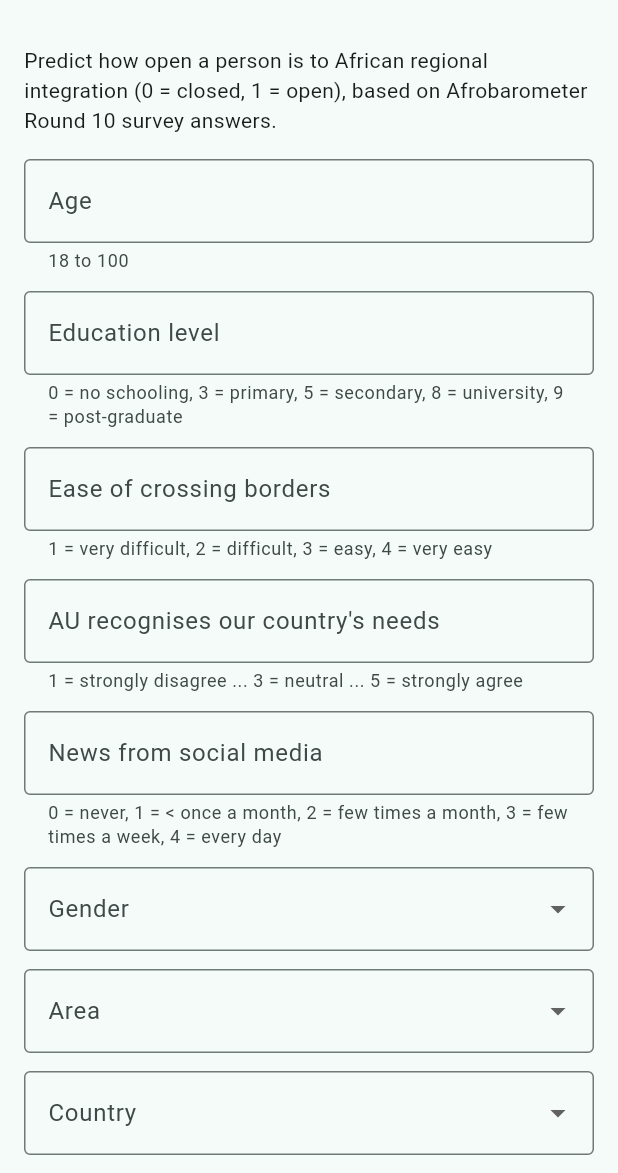
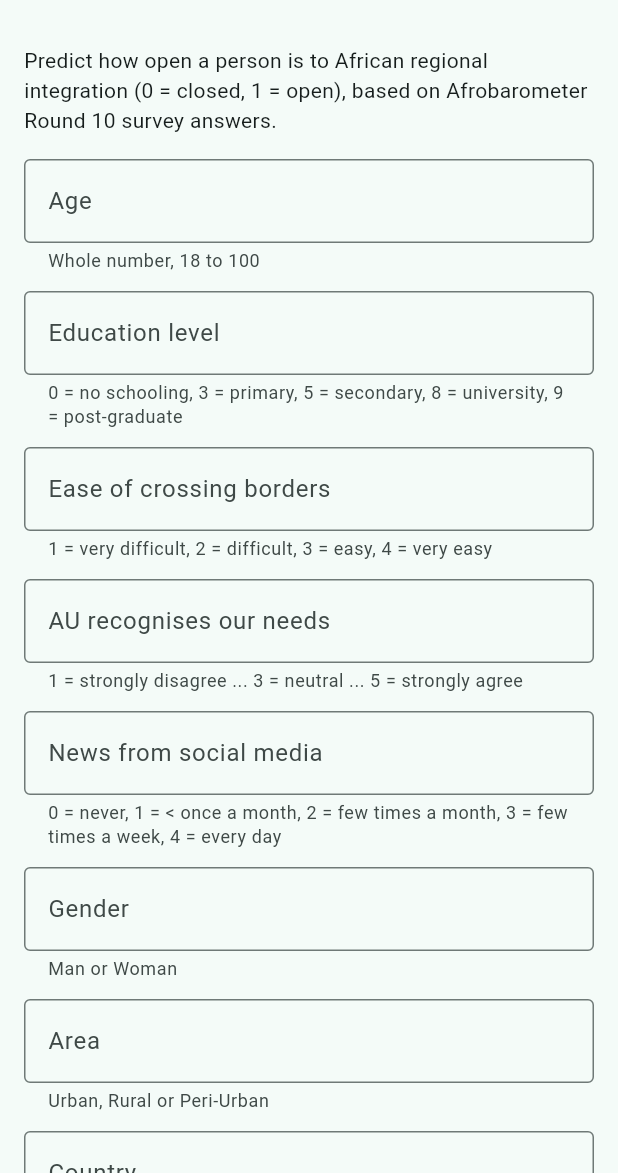
Before and after one commit to nellybutera/linear_regression_model, a Flutter app: the screen it shows after launch, on a phone screen of 412 x 824 dp, the part 63-1236 px from its top. Run offline on Flutter 3.47's test engine with Material 3 defaults, Android fonts, the phone set to English and light mode, and no system bars.

Commit message:
change flutter dropdowns to text fields for all 10 inputs

```diff
--- a/summative/FlutterApp/lib/main.dart
+++ b/summative/FlutterApp/lib/main.dart
@@ -57,6 +57,9 @@ const employmentOptions = [
   'Part time',
   'Full time',
 ];
+const genders = ['Man', 'Woman'];
+const areas = ['Urban', 'Rural', 'Peri-Urban'];
+const yesNo = ['No', 'Yes'];
 
 void main() {
   runApp(const BaraLensApp());
@@ -93,12 +96,12 @@ class _PredictionPageState extends State<PredictionPage> {
   final auRecognitionController = TextEditingController();
   final socialMediaController = TextEditingController();
 
-  // categorical features
-  String? gender;
-  String? area;
-  String? country;
-  String? employment;
-  String? afcftaAware;
+  // categorical features (typed as text, matched to the values the API accepts)
+  final genderController = TextEditingController();
+  final areaController = TextEditingController();
+  final countryController = TextEditingController();
+  final employmentController = TextEditingController();
+  final afcftaController = TextEditingController();
 
   bool loading = false;
   String? resultText;
@@ -106,11 +109,20 @@ class _PredictionPageState extends State<PredictionPage> {
 
   @override
   void dispose() {
-    ageController.dispose();
-    educationController.dispose();
-    borderEaseController.dispose();
-    auRecognitionController.dispose();
-    socialMediaController.dispose();
+    for (final c in [
+      ageController,
+      educationController,
+      borderEaseController,
+      auRecognitionController,
+      socialMediaController,
+      genderController,
+      areaController,
+      countryController,
+      employmentController,
+      afcftaController,
+    ]) {
+      c.dispose();
+    }
     super.dispose();
   }
 
@@ -123,13 +135,88 @@ class _PredictionPageState extends State<PredictionPage> {
     return null;
   }
 
+  // Ignore case, spaces and commas so "not working looking" matches "Not working, looking"
+  String simplify(String text) =>
+      text.toLowerCase().replaceAll(RegExp(r'[^a-z]'), '');
+
+  String? matchOption(String value, List<String> options) {
+    for (final option in options) {
+      if (simplify(option) == simplify(value)) return option;
+    }
+    return null;
+  }
+
+  String? checkChoice(String? value, List<String> options, String allowed) {
+    if (value == null || value.trim().isEmpty) return 'Required';
+    if (matchOption(value, options) == null) return 'Must be $allowed';
+    return null;
+  }
+
+  // label, controller and check for every field, used to list all problems in the result box
+  List<(String, TextEditingController, String? Function(String?))> get fields =>
+      [
+        ('Age', ageController, (v) => checkWholeNumber(v, 18, 100)),
+        (
+          'Education level',
+          educationController,
+          (v) => checkWholeNumber(v, 0, 9),
+        ),
+        (
+          'Ease of crossing borders',
+          borderEaseController,
+          (v) => checkWholeNumber(v, 1, 4),
+        ),
+        (
+          'AU recognises our needs',
+          auRecognitionController,
+          (v) => checkWholeNumber(v, 1, 5),
+        ),
+        (
+          'News from social media',
+          socialMediaController,
+          (v) => checkWholeNumber(v, 0, 4),
+        ),
+        (
+          'Gender',
+          genderController,
+          (v) => checkChoice(v, genders, 'Man or Woman'),
+        ),
+        (
+          'Area',
+          areaController,
+          (v) => checkChoice(v, areas, 'Urban, Rural or Peri-Urban'),
+        ),
+        (
+          'Country',
+          countryController,
+          (v) => checkChoice(v, countries, 'one of the 38 survey countries'),
+        ),
+        (
+          'Employment',
+          employmentController,
+          (v) => checkChoice(v, employmentOptions, 'one of the 4 options'),
+        ),
+        (
+          'Heard of AfCFTA',
+          afcftaController,
+          (v) => checkChoice(v, yesNo, 'Yes or No'),
+        ),
+      ];
+
   Future<void> predict() async {
     setState(() {
       resultText = null;
       errorText = null;
     });
-    if (!_formKey.currentState!.validate()) {
-      setState(() => errorText = 'Please fix the highlighted fields.');
+    _formKey.currentState!.validate(); // highlights the bad fields
+    final problems = [
+      for (final (label, controller, check) in fields)
+        if (check(controller.text) case final message?) '$label: $message',
+    ];
+    if (problems.isNotEmpty) {
+      setState(
+        () => errorText = 'Please fix these fields:\n${problems.join('\n')}',
+      );
       return;
     }
 
@@ -139,11 +226,11 @@ class _PredictionPageState extends State<PredictionPage> {
       'border_ease': int.parse(borderEaseController.text.trim()),
       'au_recognition': int.parse(auRecognitionController.text.trim()),
       'social_media_news': int.parse(socialMediaController.text.trim()),
-      'gender': gender,
-      'area': area,
-      'country': country,
-      'employment': employment,
-      'afcfta_aware': afcftaAware,
+      'gender': matchOption(genderController.text, genders),
+      'area': matchOption(areaController.text, areas),
+      'country': matchOption(countryController.text, countries),
+      'employment': matchOption(employmentController.text, employmentOptions),
+      'afcfta_aware': matchOption(afcftaController.text, yesNo),
     };
 
     setState(() => loading = true);
@@ -203,49 +290,21 @@ class _PredictionPageState extends State<PredictionPage> {
     return detail.toString();
   }
 
-  Widget numberField(
-    TextEditingController controller,
-    String label,
-    String hint,
-    int min,
-    int max,
-  ) {
+  // One labelled text field per model input (10 in total)
+  Widget inputField(int index, String hint, {bool number = false}) {
+    final (label, controller, check) = fields[index];
     return Padding(
       padding: const EdgeInsets.only(bottom: 12),
       child: TextFormField(
         controller: controller,
-        keyboardType: TextInputType.number,
+        keyboardType: number ? TextInputType.number : TextInputType.text,
         decoration: InputDecoration(
           labelText: label,
           helperText: hint,
-          helperMaxLines: 2,
+          helperMaxLines: 3,
           border: const OutlineInputBorder(),
         ),
-        validator: (value) => checkWholeNumber(value, min, max),
-      ),
-    );
-  }
-
-  Widget dropdownField(
-    String label,
-    String? value,
-    List<String> options,
-    ValueChanged<String?> onChanged,
-  ) {
-    return Padding(
-      padding: const EdgeInsets.only(bottom: 12),
-      child: DropdownButtonFormField<String>(
-        initialValue: value,
-        isExpanded: true,
-        decoration: InputDecoration(
-          labelText: label,
-          border: const OutlineInputBorder(),
-        ),
-        items: options
-            .map((o) => DropdownMenuItem(value: o, child: Text(o)))
-            .toList(),
-        onChanged: onChanged,
-        validator: (v) => v == null ? 'Please choose one' : null,
+        validator: check,
       ),
     );
   }
@@ -269,61 +328,40 @@ class _PredictionPageState extends State<PredictionPage> {
                   'based on Afrobarometer Round 10 survey answers.',
                 ),
                 const SizedBox(height: 16),
-                numberField(ageController, 'Age', '18 to 100', 18, 100),
-                numberField(
-                  educationController,
-                  'Education level',
+                inputField(0, 'Whole number, 18 to 100', number: true),
+                inputField(
+                  1,
                   '0 = no schooling, 3 = primary, 5 = secondary, 8 = university, 9 = post-graduate',
-                  0,
+                  number: true,
+                ),
+                inputField(
+                  2,
+                  '1 = very difficult, 2 = difficult, 3 = easy, 4 = very easy',
+                  number: true,
+                ),
+                inputField(
+                  3,
+                  '1 = strongly disagree ... 3 = neutral ... 5 = strongly agree',
+                  number: true,
+                ),
+                inputField(
+                  4,
+                  '0 = never, 1 = < once a month, 2 = few times a month, 3 = few times a week, 4 = every day',
+                  number: true,
+                ),
+                inputField(5, 'Man or Woman'),
+                inputField(6, 'Urban, Rural or Peri-Urban'),
+                inputField(
+                  7,
+                  'One of the 38 survey countries, e.g. Kenya, Ghana, Nigeria',
+                ),
+                inputField(
+                  8,
+                  'Full time, Part time, Not working looking, or Not working not looking',
+                ),
+                inputField(
                   9,
-                ),
-                numberField(
-                  borderEaseController,
-                  'Ease of crossing borders',
-                  '1 = very difficult, 2 = difficult, 3 = easy, 4 = very easy',
-                  1,
-                  4,
-                ),
-                numberField(
-                  auRecognitionController,
-                  'AU recognises our country\'s needs',
-                  '1 = strongly disagree ... 3 = neutral ... 5 = strongly agree',
-                  1,
-                  5,
-                ),
-                numberField(
-                  socialMediaController,
-                  'News from social media',
-                  '0 = never, 1 = < once a month, 2 = few times a month, 3 = few times a week, 4 = every day',
-                  0,
-                  4,
-                ),
-                dropdownField('Gender', gender, [
-                  'Man',
-                  'Woman',
-                ], (v) => setState(() => gender = v)),
-                dropdownField('Area', area, [
-                  'Urban',
-                  'Rural',
-                  'Peri-Urban',
-                ], (v) => setState(() => area = v)),
-                dropdownField(
-                  'Country',
-                  country,
-                  countries,
-                  (v) => setState(() => country = v),
-                ),
-                dropdownField(
-                  'Employment',
-                  employment,
-                  employmentOptions,
-                  (v) => setState(() => employment = v),
-                ),
-                dropdownField(
-                  'Heard of AfCFTA (free trade area)?',
-                  afcftaAware,
-                  ['No', 'Yes'],
-                  (v) => setState(() => afcftaAware = v),
+                  'Heard of the African free trade area? Yes or No',
                 ),
                 const SizedBox(height: 8),
                 FilledButton(
```
Also changed, not shown: 1 other file.
